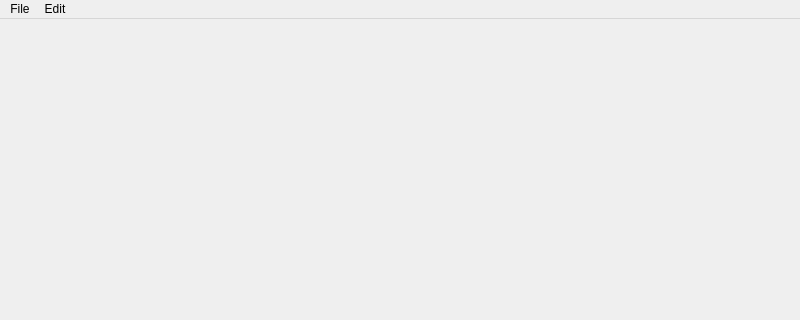
The window that src/gui/collection/collectionwindow.ui (MATF-RS20/RS013-djiki) describes before a commit, drawn with Qt 5; both pictures show x 0 to 800 and y 0 to 320 of the 800 by 600 pixel window.
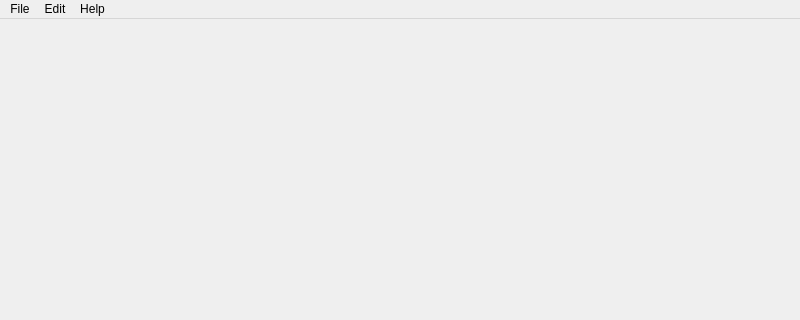
The same window after the commit. Icons and pictures are not drawn.

Commit message: Added help menu

```diff
--- a/src/gui/collection/collectionwindow.ui
+++ b/src/gui/collection/collectionwindow.ui
@@ -56,8 +56,17 @@
     <addaction name="menuAnimation"/>
     <addaction name="menuChangeTheme"/>
    </widget>
+   <widget class="QMenu" name="menuHelp">
+    <property name="title">
+     <string>Help</string>
+    </property>
+    <addaction name="actionInstructions"/>
+    <addaction name="separator"/>
+    <addaction name="actionAbout_Djiki"/>
+   </widget>
    <addaction name="menuFile"/>
    <addaction name="menuEdit"/>
+   <addaction name="menuHelp"/>
   </widget>
   <widget class="QStatusBar" name="statusbar"/>
   <widget class="QToolBar" name="toolBar">
```
Left out of the diff: 10 changed lines with no effect on the pictures. The commit also changes 5 other files.
